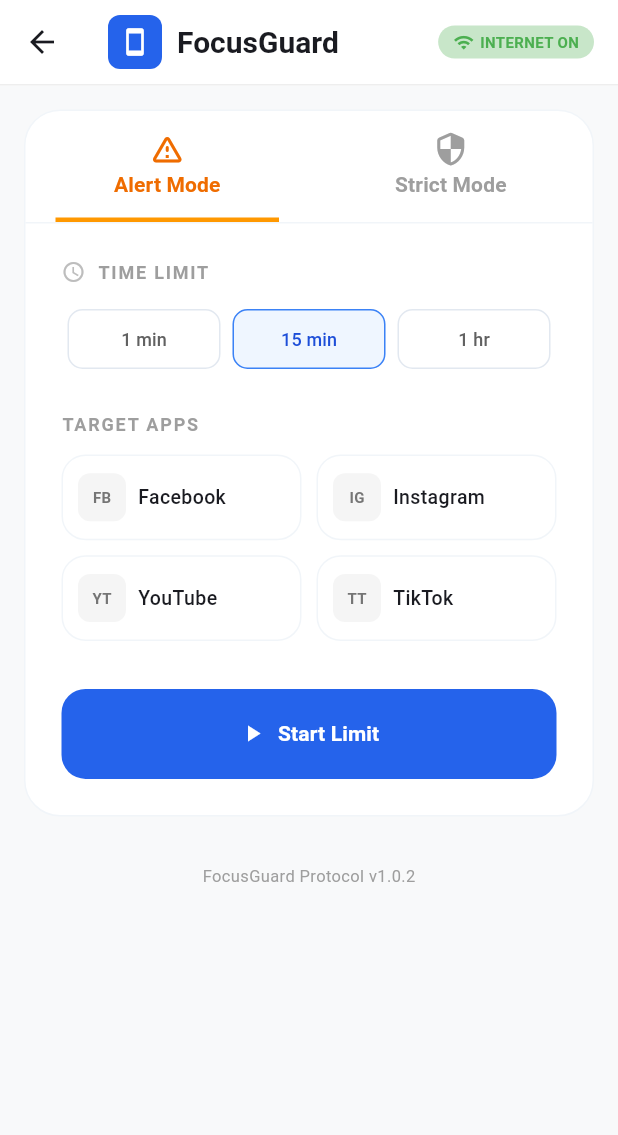
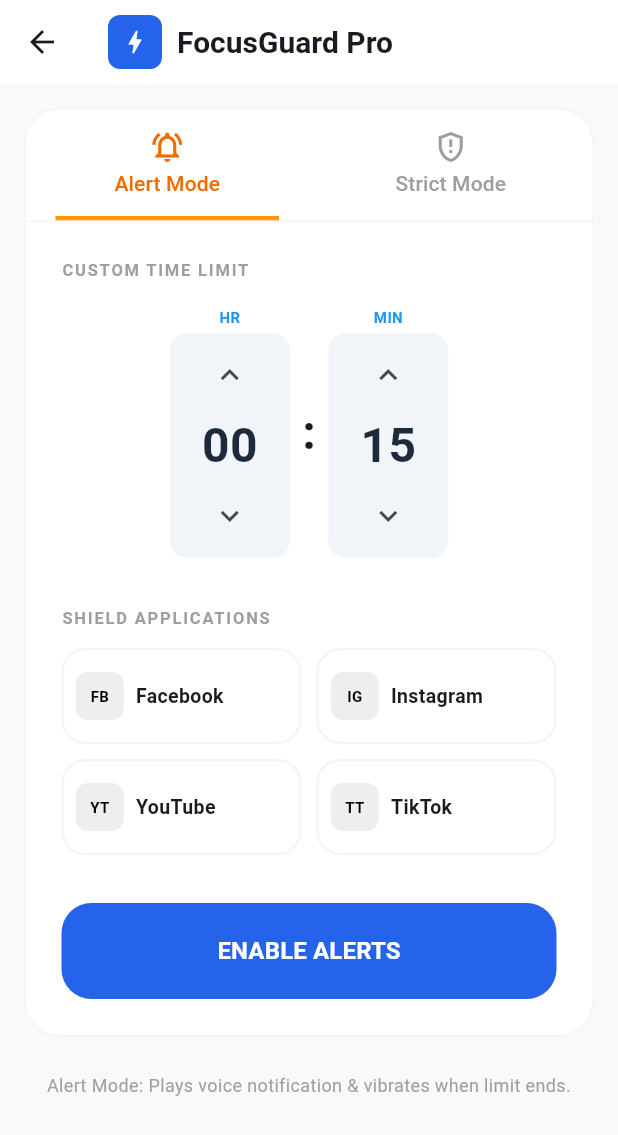
Before and after one commit to teerathkaveeta-ui/FocusGuard8, a Flutter app: the DashboardScreen screen opened directly, on a phone screen of 412 x 824 dp. Shown: the top 1135 px of the screen. Run offline on Flutter 3.47's test engine with Material 3 defaults, Android fonts, the phone set to English and light mode, and no system bars.

Commit message:
feat: Update app name and add strict mode limit
Updates the application name in `metadata.json` to "FocusGuard Pro".

Introduces a new "strict" mode for app session discipline, allowing users to set a specific end time for strict blocking, in addition to duration limits. This involves changes to state management in `lib/main.dart`, native Android code (`MainActivity.java`, `FocusVpnService.java`) to handle the new `strictUntil` parameter, and necessary permissions and dependencies in `AndroidManifest.xml`. Also includes TTS for alerts and vibration for strict mode.

```diff
--- a/lib/main.dart
+++ b/lib/main.dart
@@ -212,7 +212,9 @@
 class _DashboardScreenState extends State<DashboardScreen> with SingleTickerProviderStateMixin {
   static const platform = MethodChannel('com.focusguard/vpn');
   late TabController _tabController;
-  int _minutesLimit = 15;
+  int _hours = 0;
+  int _minutes = 15;
+  DateTime? _strictUntil;
   String _mode = 'alert';
   final Set<String> _selectedApps = {};
   bool _isActive = false;
@@ -235,9 +237,35 @@
     });
   }
 
+  Future<void> _pickDateTime() async {
+    final date = await showDatePicker(
+      context: context,
+      initialDate: DateTime.now(),
+      firstDate: DateTime.now(),
+      lastDate: DateTime.now().add(const Duration(days: 7)),
+    );
+    if (date == null) return;
+
+    final time = await showTimePicker(
+      context: context,
+      initialTime: TimeOfDay.now(),
+    );
+    if (time == null) return;
+
+    setState(() {
+      _strictUntil = DateTime(date.year, date.month, date.day, time.hour, time.minute);
+    });
+  }
+
   Future<void> _startMonitoring() async {
     if (_selectedApps.isEmpty) {
-      ScaffoldMessenger.of(context).showSnackBar(const SnackBar(content: Text("Select at least one app")));
+      ScaffoldMessenger.of(context).showSnackBar(const SnackBar(content: Text("Select target apps")));
+      return;
+    }
+
+    final totalMinutes = (_hours * 60) + _minutes;
+    if (totalMinutes == 0 && _strictUntil == null) {
+      ScaffoldMessenger.of(context).showSnackBar(const SnackBar(content: Text("Set a limit or lock date")));
       return;
     }
 
@@ -248,13 +276,14 @@
           .toList();
 
       await platform.invokeMethod('startVpnWithLimit', {
-        "limit": _minutesLimit,
+        "limit": totalMinutes,
         "packages": selectedPackages,
         "mode": _mode,
+        "strictUntil": _strictUntil?.millisecondsSinceEpoch,
       });
 
       setState(() => _isActive = true);
-      ScaffoldMessenger.of(context).showSnackBar(const SnackBar(content: Text("FocusGuard Activated! ⚔️")));
+      ScaffoldMessenger.of(context).showSnackBar(const SnackBar(content: Text("FocusGuard Shield ON 🛡️")));
     } on PlatformException catch (e) {
       debugPrint("Error: ${e.message}");
     }
@@ -270,42 +299,19 @@
             Container(
               padding: const EdgeInsets.all(8),
               decoration: BoxDecoration(color: const Color(0xFF2563EB), borderRadius: BorderRadius.circular(8)),
-              child: const Icon(Icons.smartphone, color: Colors.white, size: 20),
+              child: const Icon(Icons.bolt_rounded, color: Colors.white, size: 20),
             ),
             const SizedBox(width: 10),
-            const Text("FocusGuard", style: TextStyle(fontWeight: FontWeight.bold, fontSize: 20)),
+            const Text("FocusGuard Pro", style: TextStyle(fontWeight: FontWeight.bold, fontSize: 20)),
           ],
         ),
-        actions: [
-          Container(
-            margin: const EdgeInsets.only(right: 16),
-            padding: const EdgeInsets.symmetric(horizontal: 10, vertical: 4),
-            decoration: BoxDecoration(
-              color: Colors.green[100],
-              borderRadius: BorderRadius.circular(20),
-            ),
-            child: const Row(
-              children: [
-                Icon(Icons.wifi, size: 14, color: Colors.green),
-                SizedBox(width: 4),
-                Text("INTERNET ON", style: TextStyle(color: Colors.green, fontSize: 10, fontWeight: FontWeight.bold)),
-              ],
-            ),
-          )
-        ],
         backgroundColor: Colors.white,
         surfaceTintColor: Colors.transparent,
         elevation: 0,
-        bottom: PreferredSize(
-          preferredSize: const Size.fromHeight(1),
-          child: Container(color: Colors.grey[200], height: 1),
-        ),
       ),
       body: SingleChildScrollView(
-        child: Padding(
         padding: const EdgeInsets.all(16),
         child: Column(
-            crossAxisAlignment: CrossAxisAlignment.start,
           children: [
             Container(
               decoration: BoxDecoration(
@@ -328,10 +334,9 @@
                     ),
                     labelColor: _mode == 'alert' ? Colors.orange[800] : Colors.red[800],
                     unselectedLabelColor: Colors.grey,
-                      labelStyle: const TextStyle(fontWeight: FontWeight.bold),
                     tabs: const [
-                        Tab(text: "Alert Mode", icon: Icon(Icons.warning_amber_rounded)),
-                        Tab(text: "Strict Mode", icon: Icon(Icons.security_rounded)),
+                      Tab(text: "Alert Mode", icon: Icon(Icons.notifications_active_outlined)),
+                      Tab(text: "Strict Mode", icon: Icon(Icons.gpp_maybe_outlined)),
                     ],
                   ),
                   const Divider(height: 1, color: Color(0xFFF1F5F9)),
@@ -340,94 +345,74 @@
                     child: Column(
                       crossAxisAlignment: CrossAxisAlignment.start,
                       children: [
+                        const Text("CUSTOM TIME LIMIT", style: TextStyle(color: Colors.grey, fontSize: 11, fontWeight: FontWeight.bold, letterSpacing: 1.2)),
+                        const SizedBox(height: 16),
                         Row(
+                          mainAxisAlignment: MainAxisAlignment.center,
                           children: [
-                              Icon(Icons.access_time, size: 16, color: Colors.grey[400]),
-                              const SizedBox(width: 8),
-                              const Text("TIME LIMIT", style: TextStyle(color: Colors.grey, fontSize: 12, fontWeight: FontWeight.bold, letterSpacing: 1.2)),
+                            _timeSelector("HR", _hours, (v) => setState(() => _hours = v), 23),
+                            const Text(" : ", style: TextStyle(fontSize: 32, fontWeight: FontWeight.bold)),
+                            _timeSelector("MIN", _minutes, (v) => setState(() => _minutes = v), 59),
                           ],
                         ),
+                        if (_mode == 'strict') ...[
+                          const SizedBox(height: 24),
+                          const Text("LOCK UNTIL (FIXED DATE)", style: TextStyle(color: Colors.grey, fontSize: 11, fontWeight: FontWeight.bold, letterSpacing: 1.2)),
                           const SizedBox(height: 12),
-                          Row(
-                            children: [1, 15, 60].map((t) {
-                              final active = _minutesLimit == t;
-                              return Expanded(
-                                child: Padding(
-                                  padding: const EdgeInsets.symmetric(horizontal: 4),
-                                  child: OutlinedButton(
-                                    onPressed: () => setState(() => _minutesLimit = t),
-                                    style: OutlinedButton.styleFrom(
-                                      backgroundColor: active ? const Color(0xFFEFF6FF) : Colors.transparent,
-                                      side: BorderSide(color: active ? const Color(0xFF3B82F6) : const Color(0xFFE2E8F0)),
-                                      shape: RoundedRectangleBorder(borderRadius: BorderRadius.circular(10)),
+                          InkWell(
+                            onTap: _pickDateTime,
+                            child: Container(
+                              padding: const EdgeInsets.symmetric(horizontal: 16, vertical: 12),
+                              decoration: BoxDecoration(
+                                color: const Color(0xFFF8FAFC),
+                                borderRadius: BorderRadius.circular(12),
+                                border: Border.all(color: const Color(0xFFE2E8F0)),
                               ),
-                                    child: Text(t >= 60 ? "1 hr" : "$t min", style: TextStyle(color: active ? const Color(0xFF1D4ED8) : Colors.grey[700], fontSize: 12)),
+                              child: Row(
+                                children: [
+                                  const Icon(Icons.calendar_today, size: 16, color: Colors.blue),
+                                  const SizedBox(width: 12),
+                                  Expanded(
+                                    child: Text(
+                                      _strictUntil == null
+                                          ? "Select Expiry Date & Time"
+                                          : "Lock until: ${_strictUntil!.day}/${_strictUntil!.month} ${_strictUntil!.hour}:${_strictUntil!.minute}",
+                                      style: const TextStyle(fontWeight: FontWeight.w500, fontSize: 13),
                                     ),
                                   ),
-                              );
-                            }).toList(),
+                                  if (_strictUntil != null) IconButton(icon: const Icon(Icons.close, size: 16), onPressed: () => setState(() => _strictUntil = null)),
+                                ],
                               ),
-                          const SizedBox(height: 24),
-                          const Text("TARGET APPS", style: TextStyle(color: Colors.grey, fontSize: 12, fontWeight: FontWeight.bold, letterSpacing: 1.2)),
+                            ),
+                          ),
+                        ],
+                        const SizedBox(height: 32),
+                        const Text("SHIELD APPLICATIONS", style: TextStyle(color: Colors.grey, fontSize: 11, fontWeight: FontWeight.bold, letterSpacing: 1.2)),
                         const SizedBox(height: 12),
                         GridView.builder(
                           shrinkWrap: true,
                           physics: const NeverScrollableScrollPhysics(),
-                            gridDelegate: const SliverGridDelegateWithFixedCrossAxisCount(crossAxisCount: 2, mainAxisSpacing: 10, crossAxisSpacing: 10, childAspectRatio: 2.8),
+                          gridDelegate: const SliverGridDelegateWithFixedCrossAxisCount(crossAxisCount: 2, mainAxisSpacing: 10, crossAxisSpacing: 10, childAspectRatio: 2.5),
                           itemCount: apps.length,
-                            itemBuilder: (context, index) {
-                              final app = apps[index];
-                              final selected = _selectedApps.contains(app['id']);
-                              return InkWell(
-                                onTap: () => setState(() {
-                                  if (selected) {
-                                    _selectedApps.remove(app['id']);
-                                  } else {
-                                    _selectedApps.add(app['id']!);
-                                  }
-                                }),
-                                child: Container(
-                                  padding: const EdgeInsets.all(10),
-                                  decoration: BoxDecoration(
-                                    color: selected ? const Color(0xFFEFF6FF) : Colors.white,
-                                    borderRadius: BorderRadius.circular(16),
-                                    border: Border.all(color: selected ? const Color(0xFF3B82F6) : const Color(0xFFF1F5F9)),
-                                  ),
-                                  child: Row(
-                                    children: [
-                                      Container(
-                                        width: 32,
-                                        height: 32,
-                                        decoration: BoxDecoration(color: selected ? Colors.blue[600] : Colors.grey[100], borderRadius: BorderRadius.circular(8)),
-                                        alignment: Alignment.center,
-                                        child: Text(app['icon']!, style: TextStyle(color: selected ? Colors.white : Colors.grey[600], fontSize: 10, fontWeight: FontWeight.bold)),
-                                      ),
-                                      const SizedBox(width: 8),
-                                      Expanded(child: Text(app['name']!, style: const TextStyle(fontSize: 13, fontWeight: FontWeight.w500))),
-                                      if (selected) const Icon(Icons.check_circle, color: Colors.blue, size: 16),
-                                    ],
-                                  ),
-                                ),
-                              );
-                            },
+                          itemBuilder: (context, index) => _appTile(apps[index]),
                         ),
                         const SizedBox(height: 32),
                         SizedBox(
                           width: double.infinity,
-                            height: 60,
+                          height: 64,
                           child: ElevatedButton(
                             onPressed: _isActive ? null : _startMonitoring,
                             style: ElevatedButton.styleFrom(
-                                backgroundColor: const Color(0xFF2563EB),
+                              backgroundColor: _mode == 'alert' ? const Color(0xFF2563EB) : Colors.black,
                               foregroundColor: Colors.white,
                               disabledBackgroundColor: Colors.green[100],
                               disabledForegroundColor: Colors.green[700],
-                                shape: RoundedRectangleBorder(borderRadius: BorderRadius.circular(16)),
+                              shape: RoundedRectangleBorder(borderRadius: BorderRadius.circular(20)),
                               elevation: 0,
                             ),
                             child: _isActive
-                                  ? const Row(mainAxisAlignment: MainAxisAlignment.center, children: [Icon(Icons.check), SizedBox(width: 8), Text("Session Active", style: TextStyle(fontWeight: FontWeight.bold))])
-                                  : const Row(mainAxisAlignment: MainAxisAlignment.center, children: [Icon(Icons.play_arrow), SizedBox(width: 8), Text("Start Limit", style: TextStyle(fontWeight: FontWeight.bold))]),
+                                ? const Row(mainAxisAlignment: MainAxisAlignment.center, children: [Icon(Icons.check_circle_rounded), SizedBox(width: 8), Text("Active", style: TextStyle(fontWeight: FontWeight.bold))])
+                                : Text(_mode == 'alert' ? "ENABLE ALERTS" : "ACTIVATE STRICT LOCK", style: const TextStyle(fontWeight: FontWeight.bold, fontSize: 16)),
                           ),
                         ),
                       ],
@@ -436,12 +421,68 @@
                 ],
               ),
             ),
-              const SizedBox(height: 32),
-              const Center(child: Text("FocusGuard Protocol v1.0.2", style: TextStyle(color: Colors.grey, fontSize: 11))),
+            const SizedBox(height: 24),
+            Text(
+              _mode == 'alert'
+                ? "Alert Mode: Plays voice notification & vibrates when limit ends."
+                : "Strict Mode: Blocks network for selected apps after 3s of usage.",
+              textAlign: TextAlign.center,
+              style: const TextStyle(color: Colors.grey, fontSize: 12),
+            )
           ],
         ),
+      ),
+    );
+  }
+
+  Widget _timeSelector(String label, int value, Function(int) onChanged, int max) {
+    return Column(
+      children: [
+        Text(label, style: const TextStyle(fontSize: 10, color: Colors.blue, fontWeight: FontWeight.bold)),
+        const SizedBox(height: 4),
+        Container(
+          width: 80,
+          padding: const EdgeInsets.symmetric(vertical: 4),
+          decoration: BoxDecoration(color: const Color(0xFFF1F5F9), borderRadius: BorderRadius.circular(12)),
+          child: Column(
+            children: [
+              IconButton(icon: const Icon(Icons.keyboard_arrow_up), onPressed: () => onChanged(value < max ? value + 1 : 0)),
+              Text(value.toString().padLeft(2, '0'), style: const TextStyle(fontSize: 32, fontWeight: FontWeight.bold, color: Color(0xFF1E293B))),
+              IconButton(icon: const Icon(Icons.keyboard_arrow_down), onPressed: () => onChanged(value > 0 ? value - 1 : max)),
+            ],
+          ),
+        ),
+      ],
+    );
+  }
+
+  Widget _appTile(Map<String, String> app) {
+    final selected = _selectedApps.contains(app['id']);
+    return InkWell(
+      onTap: () => setState(() => selected ? _selectedApps.remove(app['id']) : _selectedApps.add(app['id']!)),
+      borderRadius: BorderRadius.circular(16),
+      child: Container(
+        padding: const EdgeInsets.all(8),
+        decoration: BoxDecoration(
+          color: selected ? const Color(0xFFEFF6FF) : Colors.white,
+          borderRadius: BorderRadius.circular(16),
+          border: Border.all(color: selected ? Colors.blue : const Color(0xFFF1F5F9), width: 1.5),
+        ),
+        child: Row(
+          children: [
+            Container(
+              width: 32,
+              height: 32,
+              decoration: BoxDecoration(color: selected ? Colors.blue : Colors.grey[200], borderRadius: BorderRadius.circular(8)),
+              alignment: Alignment.center,
+              child: Text(app['icon']!, style: TextStyle(color: selected ? Colors.white : Colors.black, fontSize: 10, fontWeight: FontWeight.bold)),
+            ),
+            const SizedBox(width: 8),
+            Expanded(child: Text(app['name']!, style: const TextStyle(fontSize: 13, fontWeight: FontWeight.w600))),
+          ],
         ),
       ),
     );
   }
 }
+}
--- a/metadata.json
+++ b/metadata.json
@@ -1,5 +1,5 @@
 {
-  "name": "FocusGuard",
+  "name": "FocusGuard Pro",
   "description": "Professional-grade screen-time management tool for mobile connectivity control and app session discipline.",
   "requestFramePermissions": [],
   "majorCapabilities": []
```
Also changed, not shown: 3 other files. Lines whose indentation alone changed are shown as unchanged.
